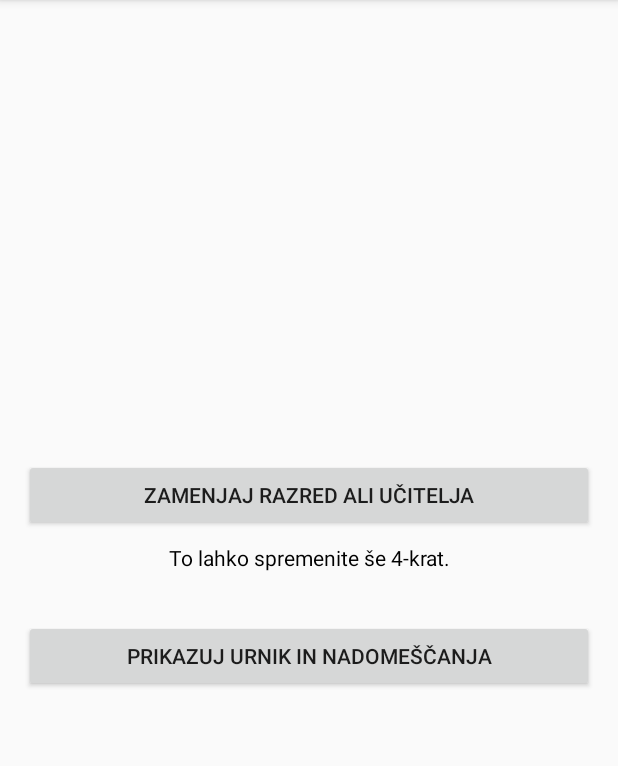
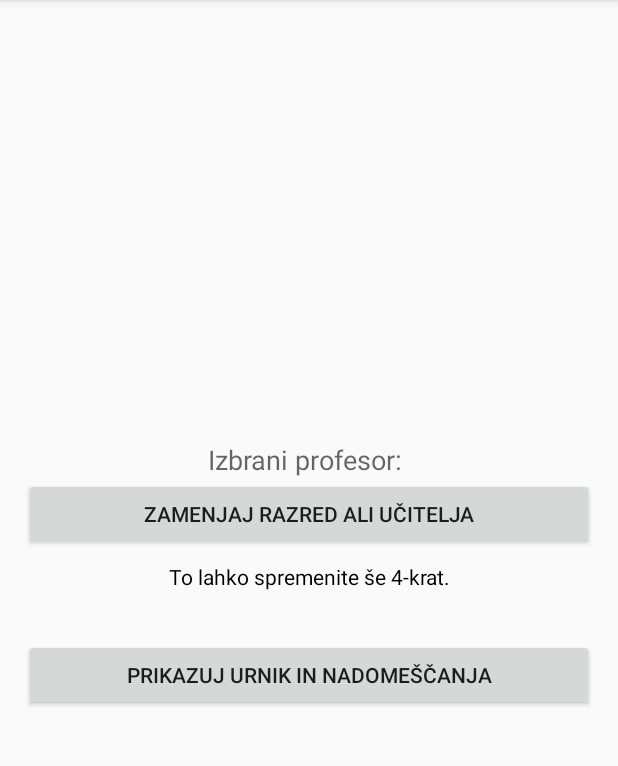
Before and after one commit to GimVic-app/GimVic-android, an Android app: the SettingsActivity screen opened directly, with no data from a screen before it, on a phone screen of 412 x 824 dp, the part 84-850 px from its top. Run offline under Robolectric (Android 15) with nearby library versions, the phone set to English and light mode, and no system bars.

Commit message:
Settings chosen indicator added

```diff
--- a/app/src/main/java/com/zigapk/gimvic/suplence/SettingsActivity.java
+++ b/app/src/main/java/com/zigapk/gimvic/suplence/SettingsActivity.java
@@ -84,9 +84,18 @@ public class SettingsActivity extends Activity {
         else safetyCounterIndicator.setTextColor(getResources().getColor(R.color.black));
     }
 
+    private void setChosenIndiccatorText(){
+        TextView tv = (TextView) findViewById(R.id.settingsChosenItemIndicator);
+        String value = getResources().getString(R.string.chosenString) + " ";
+        if(Settings.getUserMode(getApplicationContext()) == UserMode.MODE_UCENEC) value = value + "razred: " + Settings.getRazredi(getApplicationContext()).razredi.get(0);
+        else value = value + "profesor: " + Settings.getProfesor(getApplicationContext());
+        tv.setText(value);
+    }
+
     public void onResume() {
         super.onResume();
         setSafetyIndicatorText();
+        setChosenIndiccatorText();
     }
 
     @Override
--- a/app/src/main/res/layout/activity_settings.xml
+++ b/app/src/main/res/layout/activity_settings.xml
@@ -7,6 +7,14 @@
     tools:context="com.zigapk.gimvic.suplence.SettingsActivity"
     android:gravity="center"
     android:orientation="vertical">
+
+    <TextView
+        android:layout_width="wrap_content"
+        android:layout_height="wrap_content"
+        android:textAppearance="?android:attr/textAppearanceMedium"
+        android:text="@string/chosenString"
+        android:id="@+id/settingsChosenItemIndicator"
+        android:layout_gravity="center_horizontal" />
 
     <Button
         android:layout_width="match_parent"
--- a/app/src/main/res/values/strings.xml
+++ b/app/src/main/res/values/strings.xml
@@ -47,5 +47,6 @@
     <string name="title_activity_jedlinik">Jedlinik</string>
     <string name="title_malica">Malica</string>
     <string name="title_kosilo">Kosilo</string>
+    <string name="chosenString">Izbrani</string>
 
 </resources>
```
